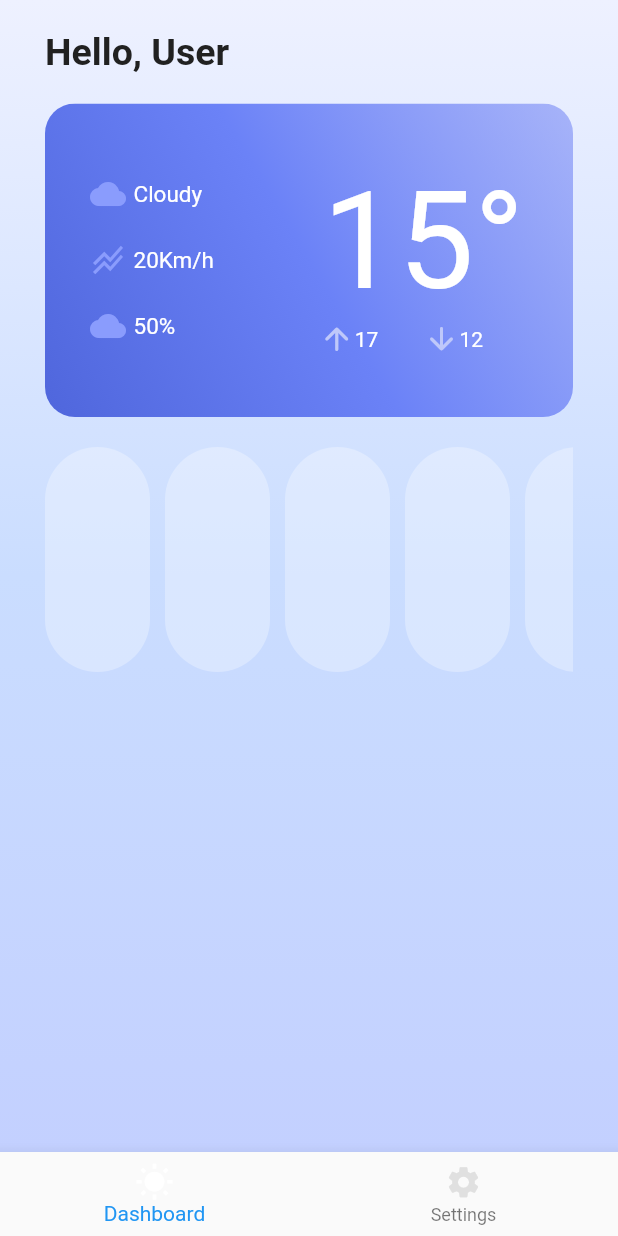
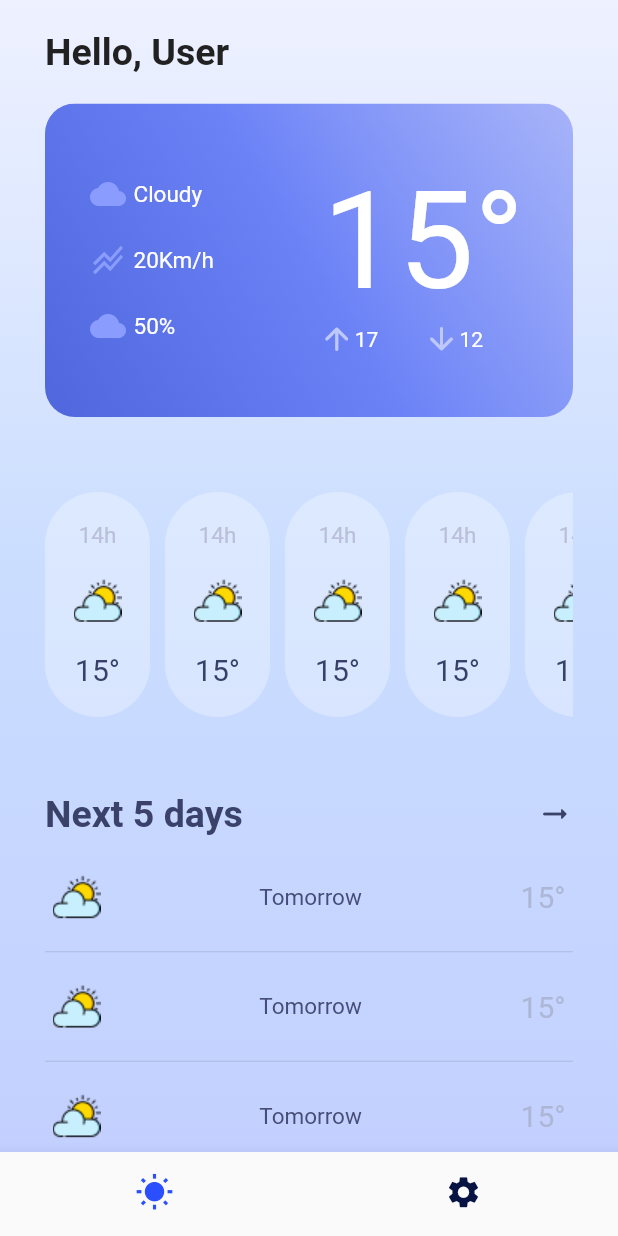
Before and after one commit to BilelBou/meteo_flutter, a Flutter app: the screen it shows after launch, on a phone screen of 412 x 824 dp. Run offline on Flutter 3.47's test engine with Material 2 defaults, Android fonts, the phone set to English and light mode, and no system bars; our stand-ins replace carousel_slider.

Commit message:
Version 1

```diff
--- a/lib/pages/dashboard.dart
+++ b/lib/pages/dashboard.dart
@@ -19,7 +19,8 @@ class _DashboardState extends State<Dashboard> {
   var url = Uri.http('10.0.2.2:8080', 'api/user/');
 
   Future<dynamic> getWeatherForCity(String city) {
-    return Future.delayed(Duration(seconds: 2), () => {'city': city, 'test': 'testData'});
+    return Future.delayed(
+        Duration(seconds: 2), () => {'city': city, 'test': 'testData'});
   }
 
   @override
@@ -32,23 +33,24 @@ class _DashboardState extends State<Dashboard> {
                   begin: Alignment.topCenter,
                   end: Alignment.bottomCenter,
                   colors: [
-              Color(0xffeef1ff,),
+                Color(
+                  0xffeef1ff,
+                ),
                 Color(0xffcaddff),
                 Color(0xffc3d0ff)
-            ]
-          )
-        ),
+              ])),
           child: SafeArea(
             child: Container(
               padding: const EdgeInsets.symmetric(vertical: 20, horizontal: 30),
               child: Column(
                 crossAxisAlignment: CrossAxisAlignment.start,
                 children: [
-                Text("Hello, User", style: TextStyle(
+                  Text(
+                    "Hello, User",
+                    style: TextStyle(
                         color: Colors.grey[900],
                         fontSize: 25,
-                  fontWeight: FontWeight.bold
-                ),
+                        fontWeight: FontWeight.bold),
                   ),
                   const SizedBox(height: 20),
                   ClipRRect(
@@ -62,11 +64,10 @@ class _DashboardState extends State<Dashboard> {
                             Color(0xff7c8df5).withOpacity(0.6),
                             Color(0xff6b82f7),
                             Color(0xff4f66dc)
-                            ]
-                        )
-                    ),
+                          ])),
                       child: Padding(
-                      padding: const EdgeInsets.symmetric(vertical: 40, horizontal: 30),
+                        padding: const EdgeInsets.symmetric(
+                            vertical: 40, horizontal: 30),
                         child: Row(
                           mainAxisAlignment: MainAxisAlignment.spaceBetween,
                           children: [
@@ -77,35 +78,43 @@ class _DashboardState extends State<Dashboard> {
                                 Row(
                                   children: [
                                     Icon(Icons.cloud, color: Color(0xff8a9cfd)),
-                                  SizedBox(width: 5,),
-                                  Text("Cloudy", style: TextStyle(
-                                    color: Colors.white,
-                                    fontSize: 15
-                                  ),),
+                                    SizedBox(
+                                      width: 5,
+                                    ),
+                                    Text(
+                                      "Cloudy",
+                                      style: TextStyle(
+                                          color: Colors.white, fontSize: 15),
+                                    ),
                                   ],
                                 ),
-
                                 SizedBox(height: 20),
                                 Row(
                                   children: [
-                                  Icon(Icons.stacked_line_chart, color: Color(0xff8a9cfd)),
-                                  SizedBox(width: 5,),
-                                  Text("20Km/h", style: TextStyle(
-                                    color: Colors.white,
-                                    fontSize: 15
-                                  ),),
+                                    Icon(Icons.stacked_line_chart,
+                                        color: Color(0xff8a9cfd)),
+                                    SizedBox(
+                                      width: 5,
+                                    ),
+                                    Text(
+                                      "20Km/h",
+                                      style: TextStyle(
+                                          color: Colors.white, fontSize: 15),
+                                    ),
                                   ],
                                 ),
                                 SizedBox(height: 20),
-
                                 Row(
                                   children: [
                                     Icon(Icons.cloud, color: Color(0xff8a9cfd)),
-                                  SizedBox(width: 5,),
-                                  Text("50%", style: TextStyle(
-                                    color: Colors.white,
-                                    fontSize: 15
-                                  ),),
+                                    SizedBox(
+                                      width: 5,
+                                    ),
+                                    Text(
+                                      "50%",
+                                      style: TextStyle(
+                                          color: Colors.white, fontSize: 15),
+                                    ),
                                   ],
                                 ),
                               ],
@@ -113,33 +122,43 @@ class _DashboardState extends State<Dashboard> {
                             Column(
                               mainAxisAlignment: MainAxisAlignment.center,
                               children: [
-                              Text("15°", style: TextStyle(
+                                Text(
+                                  "15°",
+                                  style: TextStyle(
                                     fontSize: 90,
                                     color: Colors.white,
                                   ),
                                 ),
                                 Row(
-                                mainAxisAlignment: MainAxisAlignment.spaceBetween,
+                                  mainAxisAlignment:
+                                      MainAxisAlignment.spaceBetween,
                                   children: [
                                     Row(
                                       children: [
-                                      Icon(Icons.arrow_upward_rounded, color: Color(0xffbfc8fa)),
-                                      Text("17", style: TextStyle(
-                                        color: Colors.white
-                                      ),),
-                                    ],
-                                  ),
-                                  SizedBox(width: 30,),
-                                  Row(
-                                    children: [
-                                      Icon(Icons.arrow_downward_rounded, color: Color(0xffbfc8fa)),
-                                      Text("12", style: TextStyle(
-                                        color: Colors.white
-                                      ),
+                                        Icon(Icons.arrow_upward_rounded,
+                                            color: Color(0xffbfc8fa)),
+                                        Text(
+                                          "17",
+                                          style: TextStyle(color: Colors.white),
                                         ),
                                       ],
                                     ),
-                                  SizedBox(width: 30,)
+                                    SizedBox(
+                                      width: 30,
+                                    ),
+                                    Row(
+                                      children: [
+                                        Icon(Icons.arrow_downward_rounded,
+                                            color: Color(0xffbfc8fa)),
+                                        Text(
+                                          "12",
+                                          style: TextStyle(color: Colors.white),
+                                        ),
+                                      ],
+                                    ),
+                                    SizedBox(
+                                      width: 30,
+                                    )
                                   ],
                                 )
                               ],
@@ -149,12 +168,16 @@ class _DashboardState extends State<Dashboard> {
                       ),
                     ),
                   ),
-                SizedBox(height: 20,),
+                  SizedBox(
+                    height: 50,
+                  ),
                   SizedBox(
                     height: 150,
                     width: MediaQuery.of(context).size.width,
                     child: ListView.separated(
-                    separatorBuilder: (_, index) => SizedBox(width: 10,),
+                      separatorBuilder: (_, index) => SizedBox(
+                        width: 10,
+                      ),
                       itemCount: 5,
                       scrollDirection: Axis.horizontal,
                       itemBuilder: (_, index) {
@@ -166,16 +189,89 @@ class _DashboardState extends State<Dashboard> {
                             decoration: BoxDecoration(
                               color: Colors.white.withOpacity(0.3),
                             ),
+                            child: Padding(
+                              padding: const EdgeInsets.symmetric(
+                                  vertical: 20, horizontal: 5),
+                              child: Column(
+                                mainAxisAlignment:
+                                    MainAxisAlignment.spaceBetween,
+                                children: [
+                                  Text(
+                                    "14h",
+                                    style: TextStyle(
+                                        color: Color(0xffbac0d8), fontSize: 15),
                                   ),
-                      );
-                    },
-                  ),
+                                  Image.asset("images/sun.png"),
+                                  Text(
+                                    "15°",
+                                    style: TextStyle(
+                                        color: Color(0xff394168), fontSize: 20),
                                   )
                                 ],
                               ),
                             ),
                           ),
+                        );
+                      },
+                    ),
+                  ),
+                  SizedBox(
+                    height: 50,
+                  ),
+                  Row(
+                    mainAxisAlignment:
+                    MainAxisAlignment.spaceBetween,
+                    children: [
+                      Text("Next 5 days", style: TextStyle(
+                        fontSize: 25,
+                        fontWeight: FontWeight.bold,
+                        color: Color(0xff3b426a)
+                      ),
+                      ),
+                      Icon(Icons.arrow_right_alt_rounded, color: Color(0xff3b426a),)
+                    ],
+                  ),
+                  SizedBox(height: 5,),
+                  SizedBox(
+                    height: 200,
+                    width: MediaQuery.of(context).size.width,
+                    child: ListView.separated(
+                      separatorBuilder: (_, index) => Divider(height: 1,),
+                      itemCount: 5,
+                      itemBuilder: (_, index) {
+                        return ClipRRect(
+                          borderRadius: BorderRadius.all(Radius.circular(40)),
+                          child: Container(
+                            child: Padding(
+                              padding: const EdgeInsets.symmetric(
+                                  vertical: 20, horizontal: 5),
+                              child: Row(
+                                mainAxisAlignment:
+                                MainAxisAlignment.spaceBetween,
+                                children: [
+                                  Image.asset("images/sun.png"),
+                                  Text(
+                                    "Tomorrow",
+                                    style: TextStyle(
+                                        color: Color(0xff464e76), fontSize: 15),
+                                  ),
+                                  Text(
+                                    "15°",
+                                    style: TextStyle(
+                                        color: Color(0xffadb7d5), fontSize: 20),
                                   )
+                                ],
+                              ),
+                            ),
+                          ),
                         );
+                      },
+                    ),
+                  ),
+                ],
+              ),
+            ),
+          ),
+        ));
   }
 }
--- a/lib/pages/home_page.dart
+++ b/lib/pages/home_page.dart
@@ -46,23 +46,26 @@ class _HomePageState extends State<HomePage> {
         physics: NeverScrollableScrollPhysics(),
       ),
       bottomNavigationBar: BottomNavigationBar(
-        unselectedIconTheme: IconThemeData(color: Color.fromARGB(220, 220, 220, 220), size: 25),
-        selectedIconTheme: IconThemeData(color: Colors.white, size: 26),
+        unselectedIconTheme: IconThemeData(color: Color(0xff071343), size: 25),
+        selectedIconTheme: IconThemeData(color: Color(0xff2b4efe), size: 26),
+        showSelectedLabels: false,
+        showUnselectedLabels: false,
+
 
         onTap: _onNavBarItemTap,
         // List of items/icons in the bottom navigation bar, these will be linked to pages
         items: [
           BottomNavigationBarItem(
             icon: Icon(
-              Icons.wb_sunny
+              Icons.wb_sunny,
             ),
-            label: 'Dashboard',
+            label: '',
           ),
           BottomNavigationBarItem(
             icon: Icon(
               Icons.settings,
             ),
-            label: 'Settings',
+            label: '',
           ),
         ],
         currentIndex: _navBarSelectedIndex,
--- a/pubspec.yaml
+++ b/pubspec.yaml
@@ -22,4 +22,6 @@ dev_dependencies:
     sdk: flutter
 
 flutter:
- uses-material-design: true
+  uses-material-design: true
+  assets:
+    - images/
```
Also changed, not shown: images/sun.png (added). Lines whose indentation alone changed are shown as unchanged.
